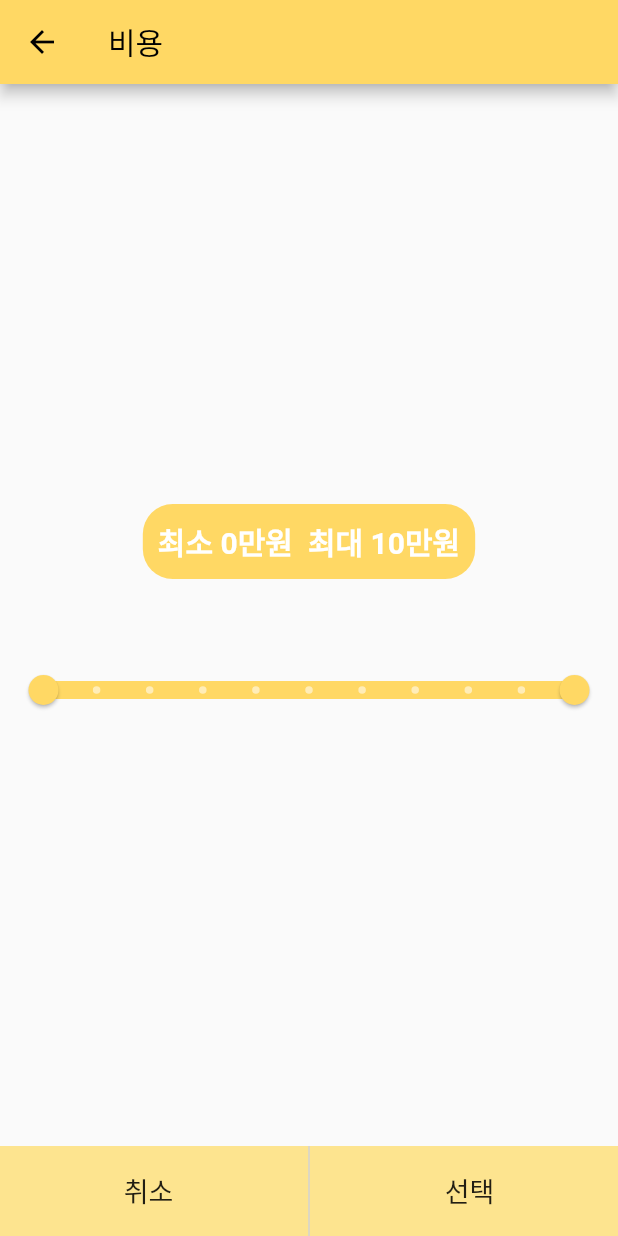
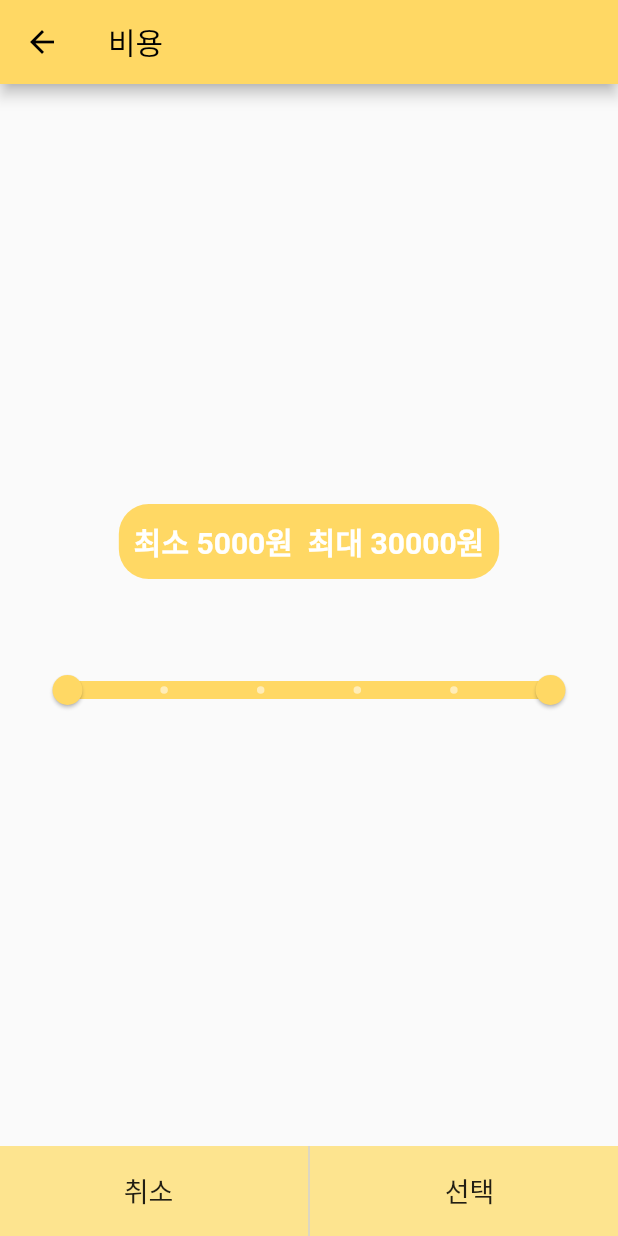
Before and after one commit to MeChuLee/MeChuLee, a Flutter app: the screen it shows after launch, after a tap on "비용", on a phone screen of 412 x 824 dp. Run offline on Flutter 3.47's test engine with Material 2 defaults, Android fonts, the light colour scheme and no system bars; our stand-ins replace cloud_firestore, firebase_core, fluttertoast, sqflite; accounts and stored records are empty.

Commit message:
costScreen 엣지 데이터 표시 및 범위 수정

```diff
--- a/lib/costScreen.dart
+++ b/lib/costScreen.dart
@@ -9,19 +9,22 @@ class CostScreen extends StatefulWidget {
   _CostScreenState createState() => _CostScreenState();
 }
 
-// RangeSlider를 움직이는 것이 실시간으로 화면에 반영돼야하기때문에
-// StatefulWidget으로 설정했다.
-// stateless로 하게 되면 RangeSlider의 onChanged()부분에서 에러가 발생
+RangeValues _sliderRangeValues = const RangeValues(5000, 30000);
+RangeLabels _sliderRangeLabels = const RangeLabels('5000', '30000');
 
+String minMaxValuesText = '최소 ${_sliderRangeValues.start.round()}원  '
+    '최대 ${_sliderRangeValues.end.round()}원';
+
+//String minText = "";
 class _CostScreenState extends State<CostScreen> {
-  RangeValues _sliderRangeValues = RangeValues(0, 10);
-  RangeLabels _sliderRangeLabels = RangeLabels('0', '100000');
-
+String minText = "최소";
+String maxText = "최대";
+String minWonUpDown = "원";
+String maxWonUpDown = "원";
+String startRangeVal = (_sliderRangeValues.start.round()).toString();
+String endRangeVal = (_sliderRangeValues.end.round()).toString();
   @override
   Widget build(BuildContext context) {
-    //iniital value for start range and end range
-    double startval1 = 20, endval1 = 70;
-
     return MaterialApp(
       debugShowCheckedModeBanner: false,
       title: "CostScreen",
@@ -33,17 +36,6 @@ class _CostScreenState extends State<CostScreen> {
           thumbColor: Color(0xffffd864),
           overlayColor: Colors.pink.withOpacity(0.18),
           trackHeight: 10.0,
-
-          // rangeTrackShape: RoundedRectRangeSliderTrackShape(),
-          // rangeValueIndicatorShape: PaddleRangeSliderValueIndicatorShape(),
-          // valueIndicatorColor: Colors.pink,
-          // rangeTickMarkShape:
-          //   RoundRangeSliderTickMarkShape(tickMarkRadius: 1.2),
-          // rangeThumbShape: RoundRangeSliderThumbShape(
-          //     enabledThumbRadius: 20.0,
-          //     elevation: 20.0,
-          //     pressedElevation: 50.0,
-          //     ),
         ),
       ),
       home: Scaffold(
@@ -78,17 +70,9 @@ class _CostScreenState extends State<CostScreen> {
                   textBaseline: TextBaseline.alphabetic,
                   children: [
                     Text(
-                      '최소 ${_sliderRangeValues.start.round()}만원',
-                      style: TextStyle(
-                        fontSize: 20,
-                        fontWeight: FontWeight.bold,
-                        color: Colors.white,
-                      ),
-                    ),
-                    SizedBox(width: 10),
-                    Text(
-                      '최대 ${_sliderRangeValues.end.round()}만원',
-                      style: TextStyle(
+                      "$minText $startRangeVal$minWonUpDown  "
+                          "$maxText $endRangeVal$maxWonUpDown",
+                      style: const TextStyle(
                         fontSize: 20,
                         fontWeight: FontWeight.bold,
                         color: Colors.white,
@@ -98,21 +82,46 @@ class _CostScreenState extends State<CostScreen> {
                 ),
               ),
               SizedBox(height: 50.0), // card와 slider사이 여백
-              RangeSlider(
-                min: 0,
-                max: 10,
-                divisions: 10,
-                //slide interval
+              Container(
+                  width: 380,
+                  child: RangeSlider(
+                    min: 5000,
+                    max: 30000,
+                    divisions: 5,
                     labels: _sliderRangeLabels,
                     values: _sliderRangeValues,
                     onChanged: (RangeValues value) {
                       setState(() {
+                        // 상자에 나오는 전체를 String으로 해서 바꾸려고 하면
+                        // 상태를 변경하는 것 2가지가 겹쳐서 동작하지 않음
+
                         _sliderRangeValues = value;
+                        startRangeVal = value.start.round().toString() ;
+                        endRangeVal = value.end.round().toString();
+
+                        if (value.start.round() == 30000) {
+                          minText = "";
+                          startRangeVal = "";
+                          minWonUpDown = "";
+                          maxText = "최소";
+                          maxWonUpDown = "원 이상  ";
+                        } else if (value.end.round() == 5000) {
+                          minText = "  최소";
+                          minWonUpDown = "원 이하";
+                          maxText = "";
+                          endRangeVal = "";
+                          maxWonUpDown = "";
+                        } else {
+                          minText = "  최소";
+                          maxText = "최대";
+                          minWonUpDown = "원";
+                          maxWonUpDown = "원  ";
+                        }
                         _sliderRangeLabels = RangeLabels(
-                        '${value.start.round()}만원', '${value.end.round()}만원');
+                            '${value.start.round()}원', '${value.end.round()}원');
                       });
                     },
-              )
+                  )),
             ], // children
           ),
         ),
@@ -139,13 +148,16 @@ class _CostScreenState extends State<CostScreen> {
                   child: InkWell(
                       onTap: () {
                         var recommender = Recommender();
-                        var menuId = recommender.recommendedAtCost(_sliderRangeValues.start.round() * 10000, _sliderRangeValues.end.round() * 10000);
+                        var menuId = recommender.recommendedAtCost(
+                            _sliderRangeValues.start.round(),
+                            _sliderRangeValues.end.round());
                         print(menuId);
 
                         Navigator.push(
                             context,
                             MaterialPageRoute(
-                                builder: (context) => MenuResultScreen(1)));
+                                builder: (context) =>
+                                    MenuResultScreen(menuId)));
                       },
                       child: Container(
                         height: 60,
```
Lines whose indentation alone changed are shown as unchanged.
